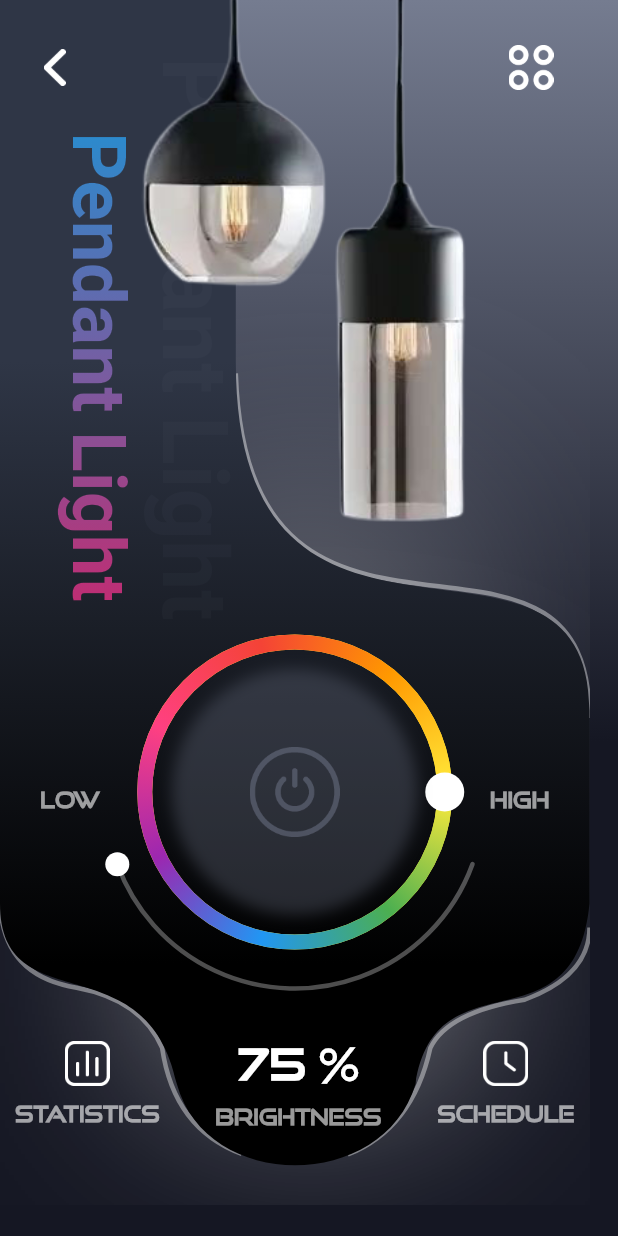
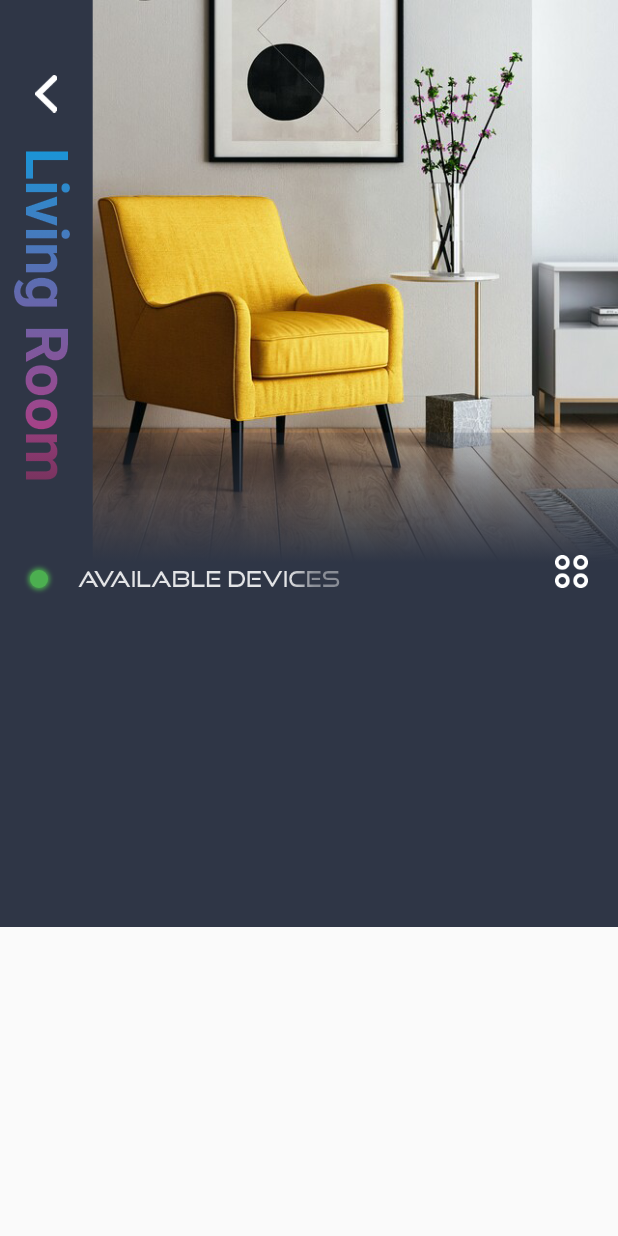
Before and after one commit to denissavishchev/smart_home, a Flutter app: the screen it shows after launch, on a phone screen of 412 x 824 dp. Run offline on Flutter 3.47's test engine with Material 2 defaults, Android fonts, the phone set to English and light mode, and no system bars; drawn by our look-alikes of sleek_circular_slider.

Commit message:
living_room_page_start

```diff
--- /dev/null
+++ b/lib/living_room.dart
@@ -0,0 +1,128 @@
+import 'package:flutter/material.dart';
+import 'package:smart_home/constants.dart';
+import 'package:smart_home/gradient_text.dart';
+
+import 'main_page.dart';
+
+class LivingRoomPage extends StatelessWidget {
+  const LivingRoomPage({Key? key}) : super(key: key);
+
+  @override
+  Widget build(BuildContext context) {
+    Size size = MediaQuery.of(context).size;
+
+    return Scaffold(
+      body: Column(
+        children: [
+          Stack(
+            children: [
+              SizedBox(
+                width: size.width,
+                height: size.height * 0.5,
+                child: Image.asset(
+                  'assets/images/room.png',
+                  fit: BoxFit.cover,
+                ),
+              ),
+              Container(
+                color: kLightBlack,
+                width: size.width * 0.15,
+                height: size.height * 0.5,
+                padding: const EdgeInsets.fromLTRB(0, 50, 0, 90),
+                child: Column(
+                  mainAxisAlignment: MainAxisAlignment.spaceBetween,
+                  children: [
+                    SizedBox(
+                      width: 25,
+                      height: 25,
+                      child: GestureDetector(
+                          onTap: () => Navigator.of(context).push(MaterialPageRoute(
+                              builder: (BuildContext context) =>
+                                  MainPage())),
+                          child: Image.asset('assets/icons/back.png')),
+                    ),
+                    const RotatedBox(
+                      quarterTurns: 1,
+                      child: GradientText('Living Room', gradient: LinearGradient(
+                          colors: [
+                            kBlue,
+                            kRed
+                          ]
+                      ),
+                        style: TextStyle(fontWeight: FontWeight.bold, fontSize: 40),
+                      ),
+                    ),
+                  ],
+                ),
+              ),
+              Positioned(
+                bottom: 0,
+                child: Container(
+                  width: size.width,
+                  height: size.height * 0.15,
+                  decoration: BoxDecoration(
+                      gradient: LinearGradient(
+                          colors: [
+                            kLightBlack.withOpacity(0.2),
+                            kLightBlack,
+                            kLightBlack,
+                          ],
+                          begin: Alignment.topCenter,
+                          end: Alignment.bottomCenter,
+                          stops: const [0.0, 0.7, 0.9])),
+                  child: Row(
+                    crossAxisAlignment: CrossAxisAlignment.end,
+                    mainAxisAlignment: MainAxisAlignment.spaceBetween,
+                    children: [
+                      Row(
+                        children: [
+                          Container(
+                            margin: const EdgeInsets.all(20),
+                            width: 12,
+                            height: 12,
+                            decoration: BoxDecoration(
+                                color: Colors.green,
+                                borderRadius: BorderRadius.circular(15),
+                                boxShadow: const [
+                                  BoxShadow(
+                                      color: Colors.green,
+                                      spreadRadius: 1,
+                                      blurRadius: 2)
+                                ]),
+                          ),
+                          GradientText(
+                            'Available Devices',
+                            gradient: LinearGradient(colors: [
+                              Colors.white,
+                              Colors.white.withOpacity(0.5),
+                            ],
+                              stops: const [
+                                0.8, 0.9
+                              ]
+                            ),
+                            style: const TextStyle(fontFamily: 'good'),
+                          ),
+                        ],
+                      ),
+                      Container(
+                        margin: const EdgeInsets.all(20),
+                        width: 22,
+                        height: 22,
+                        child: Image.asset('assets/icons/menu.png'),
+                      )
+                    ],
+                  ),
+                ),
+              ),
+            ],
+          ),
+          Container(
+            width: size.width,
+            height: size.height * 0.25,
+            color: kLightBlack,
+          )
+        ],
+      ),
+    );
+  }
+}
--- a/lib/main.dart
+++ b/lib/main.dart
@@ -1,5 +1,6 @@
 import 'package:flutter/material.dart';
-import 'main_page.dart';
+import 'package:smart_home/living_room.dart';
+
 
 void main() {
   runApp(const MyApp());
@@ -10,8 +11,8 @@ class MyApp extends StatelessWidget {
 
   @override
   Widget build(BuildContext context) {
-    return MaterialApp(
+    return const MaterialApp(
       debugShowCheckedModeBanner: false,
-        home: MainPage());
+        home: LivingRoomPage());
   }
 }
--- a/lib/main_page.dart
+++ b/lib/main_page.dart
@@ -3,6 +3,7 @@ import 'package:smart_home/circle_box.dart';
 import 'package:smart_home/constants.dart';
 import 'package:smart_home/gradient_text.dart';
 
+import 'living_room.dart';
 import 'main_page_box.dart';
 
 class MainPage extends StatefulWidget {
@@ -16,16 +17,6 @@ class MainPage extends StatefulWidget {
 
 class _MainPageState extends State<MainPage> {
 
-  double value1 = 0;
-
-  String percentageModifier(double value) {
-    final roundedValue = value.ceil().toInt().toString();
-    print('$roundedValue %');
-    setState(() {
-      value1 = double.parse(roundedValue);
-    });
-    return '$roundedValue %';
-  }
 
   @override
   Widget build(BuildContext context) {
@@ -119,7 +110,11 @@ class _MainPageState extends State<MainPage> {
                                   SizedBox(
                                     width: 30,
                                     height: 30,
-                                    child: Image.asset('assets/icons/menu.png'),
+                                    child: GestureDetector(
+                                      onTap: () => Navigator.of(context).push(MaterialPageRoute(
+                                          builder: (BuildContext context) =>
+                                      const LivingRoomPage())),
+                                        child: Image.asset('assets/icons/menu.png')),
                                   ),
                                 ],
                               ),
```
